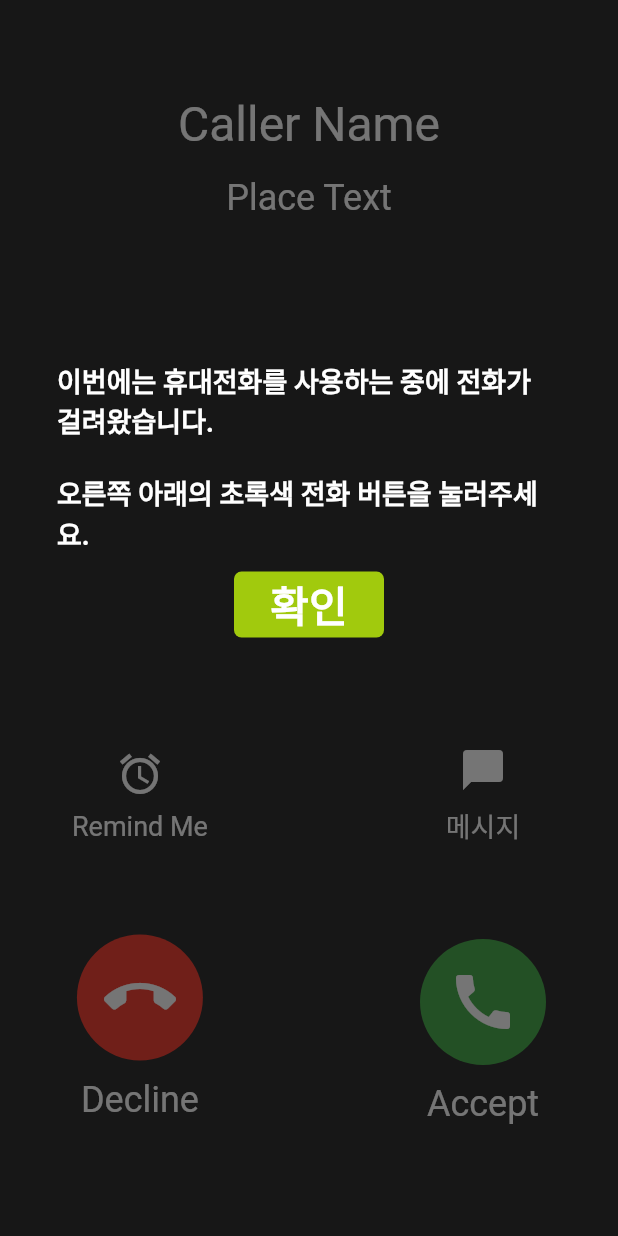
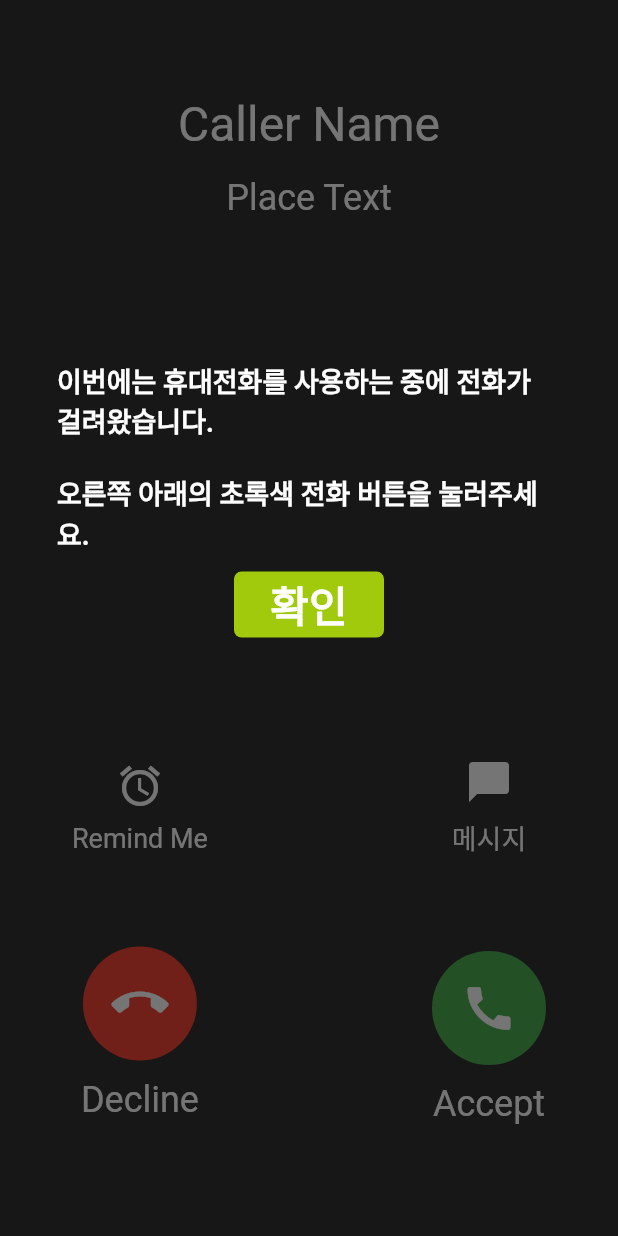
Before and after one commit to JIEEEN/SMART-ME, a Flutter app: the IOSGetCallUnlockScreen screen opened directly, on a phone screen of 412 x 824 dp. Run offline on Flutter 3.47's test engine with Material 2 defaults, Android fonts, the phone set to English and light mode, and no system bars; our stand-ins replace firebase_core; missing offline and left inert: slide_action; accounts and stored records are empty; network calls fail.

Commit message:
[MOD] change ios button size

```diff
--- a/lib/call/ios_call_screen.dart
+++ b/lib/call/ios_call_screen.dart
@@ -298,14 +298,14 @@ class _IOSCallScreenState extends State<IOSCallScreen> {
                   }
                 },
                 child: Container(
-                  height: 72,
-                  width: 72,
+                  height: 76,
+                  width: 76,
                   decoration: const BoxDecoration(
                       color: Colors.red, shape: BoxShape.circle),
                   child: const Icon(
                     Icons.call_end,
                     color: Colors.white,
-                    size: 36,
+                    size: 38,
                   ),
                 ),
               ),
--- a/lib/call/ios_get_call_screen.dart
+++ b/lib/call/ios_get_call_screen.dart
@@ -233,12 +233,12 @@ class IOSAcceptCall extends StatelessWidget {
         Padding(
           padding: const EdgeInsets.only(top: 62.0),
           child: Container(
-            height: 84,
-            width: 84,
+            height: 76,
+            width: 76,
             decoration: const BoxDecoration(
                 color: Colors.green, shape: BoxShape.circle),
             child: IconButton(
-              iconSize: 48,
+              iconSize: 38,
               onPressed: () {
                 Navigator.of(context).push(MaterialPageRoute(
                     builder: (context) =>
@@ -303,12 +303,12 @@ class IOSDeclineCall extends StatelessWidget {
         Padding(
           padding: const EdgeInsets.only(top: 62.0),
           child: Container(
-            height: 84,
-            width: 84,
+            height: 76,
+            width: 76,
             decoration:
                 const BoxDecoration(color: Colors.red, shape: BoxShape.circle),
             child: IconButton(
-              iconSize: 48,
+              iconSize: 38,
               onPressed: () {
                 Navigator.of(context).push(MaterialPageRoute(
                     builder: (context) => const IOSCallDialScreen(
```
